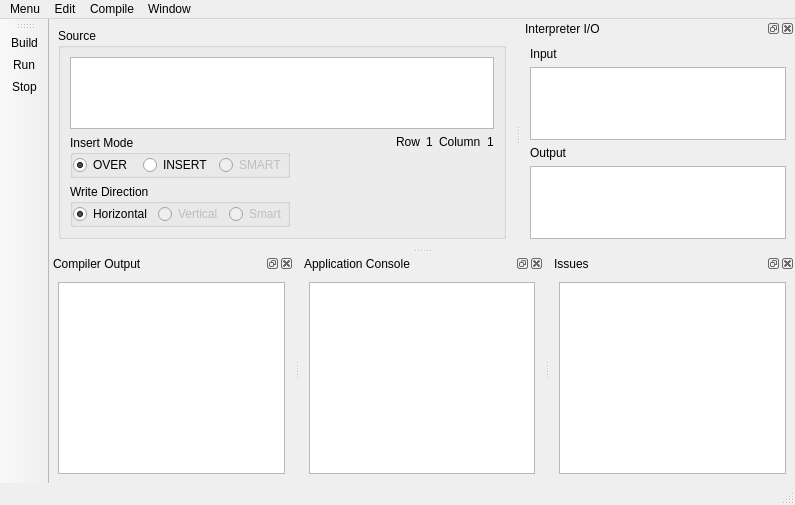
The window that Editor/TextEditor/mainwindow.ui (ccebinger/SWPSoSe14) describes before a commit, drawn with Qt 5.
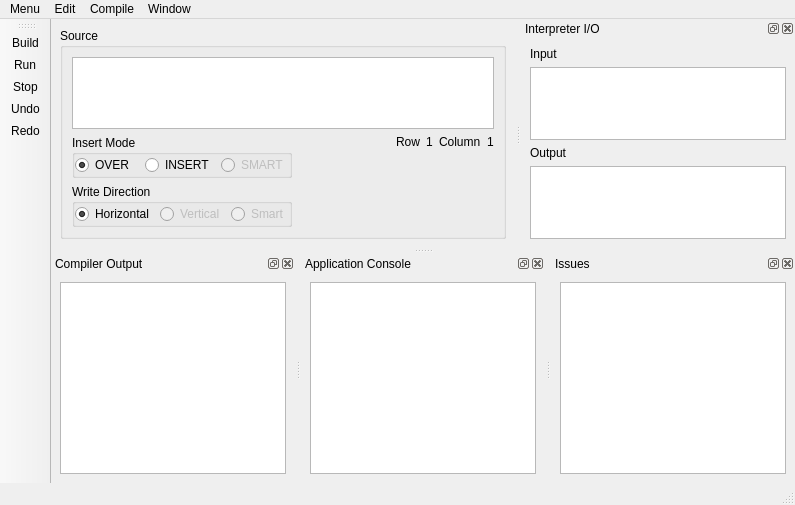
The same window after the commit. Icons and pictures are not drawn. Custom widgets are drawn as their Qt base class.

The edit to the form file:
```diff
--- a/Editor/TextEditor/mainwindow.ui
+++ b/Editor/TextEditor/mainwindow.ui
@@ -423,6 +423,8 @@
    <addaction name="ui_runBuildAction"/>
    <addaction name="ui_buildAndRunJavaAction"/>
    <addaction name="ui_stopJavaAction"/>
+   <addaction name="ui_undoAction"/>
+   <addaction name="ui_redoAction"/>
   </widget>
   <action name="ui_newFileAction">
    <property name="text">
```
Left out of the diff: 62 changed lines with no effect on the pictures.
